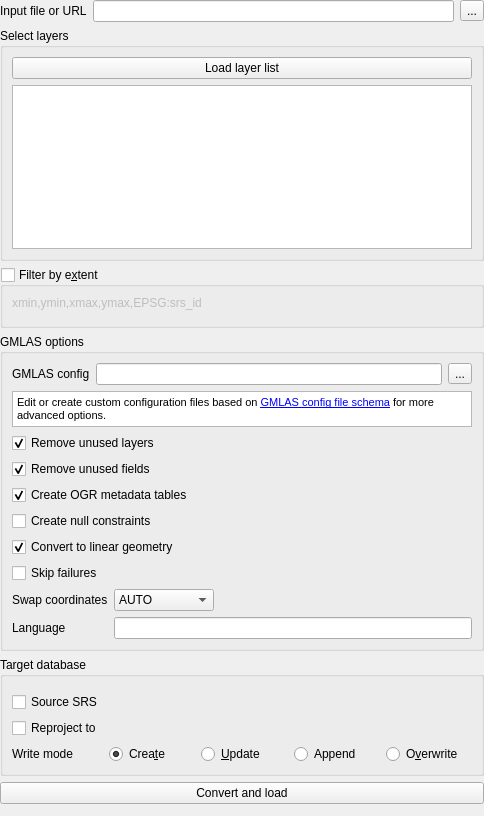
Qt form gml_application_schema_toolbox/ui/import_gmlas_panel.ui (BRGM/gml_application_schema_toolbox) before a commit.
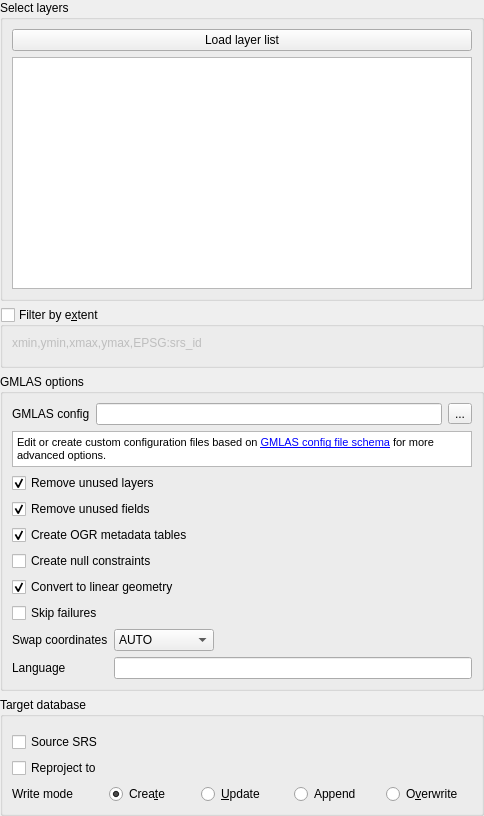
The same form after that commit. Custom widgets are drawn as their Qt base class.

Commit message: Merge the two download and convert panels

```diff
--- a/gml_application_schema_toolbox/ui/import_gmlas_panel.ui
+++ b/gml_application_schema_toolbox/ui/import_gmlas_panel.ui
@@ -26,34 +26,6 @@
    <property name="bottomMargin">
     <number>0</number>
    </property>
-   <item>
-    <layout class="QFormLayout" name="formLayout_3">
-     <property name="fieldGrowthPolicy">
-      <enum>QFormLayout::AllNonFixedFieldsGrow</enum>
-     </property>
-     <item row="0" column="1">
-      <layout class="QHBoxLayout" name="horizontalLayout_2">
-       <item>
-        <widget class="QLineEdit" name="gmlPathLineEdit"/>
-       </item>
-       <item>
-        <widget class="QToolButton" name="gmlPathButton">
-         <property name="text">
-          <string>...</string>
-         </property>
-        </widget>
-       </item>
-      </layout>
-     </item>
-     <item row="0" column="0">
-      <widget class="QLabel" name="label_5">
-       <property name="text">
-        <string>Input file or URL</string>
-       </property>
-      </widget>
-     </item>
-    </layout>
-   </item>
    <item>
     <widget class="QgsCollapsibleGroupBox" name="layerList">
      <property name="sizePolicy">
@@ -451,42 +423,6 @@
      </layout>
     </widget>
    </item>
-   <item>
-    <widget class="QPushButton" name="convertButton">
-     <property name="text">
-      <string>Convert and load</string>
-     </property>
-    </widget>
-   </item>
-   <item>
-    <spacer name="verticalSpacer_2">
-     <property name="orientation">
-      <enum>Qt::Vertical</enum>
-     </property>
-     <property name="sizeHint" stdset="0">
-      <size>
-       <width>20</width>
-       <height>40</height>
-      </size>
-     </property>
-    </spacer>
-   </item>
-   <item>
-    <spacer name="verticalSpacer">
-     <property name="orientation">
-      <enum>Qt::Vertical</enum>
-     </property>
-     <property name="sizeType">
-      <enum>QSizePolicy::Preferred</enum>
-     </property>
-     <property name="sizeHint" stdset="0">
-      <size>
-       <width>20</width>
-       <height>23</height>
-      </size>
-     </property>
-    </spacer>
-   </item>
   </layout>
  </widget>
  <customwidgets>
@@ -496,18 +432,18 @@
    <header location="global">qgis.gui</header>
    <container>1</container>
   </customwidget>
-  <customwidget>
-   <class>QgsProjectionSelectionWidget</class>
-   <extends>QWidget</extends>
-   <header>qgis.gui</header>
-   <container>1</container>
-  </customwidget>
   <customwidget>
    <class>BboxWidget</class>
    <extends>QWidget</extends>
    <header>gml_application_schema_toolbox.gui.bbox_widget</header>
    <container>1</container>
   </customwidget>
+  <customwidget>
+   <class>QgsProjectionSelectionWidget</class>
+   <extends>QWidget</extends>
+   <header>qgis.gui</header>
+   <container>1</container>
+  </customwidget>
   <customwidget>
    <class>DatabaseWidget</class>
    <extends>QWidget</extends>
```
The commit also changes 9 other files.
